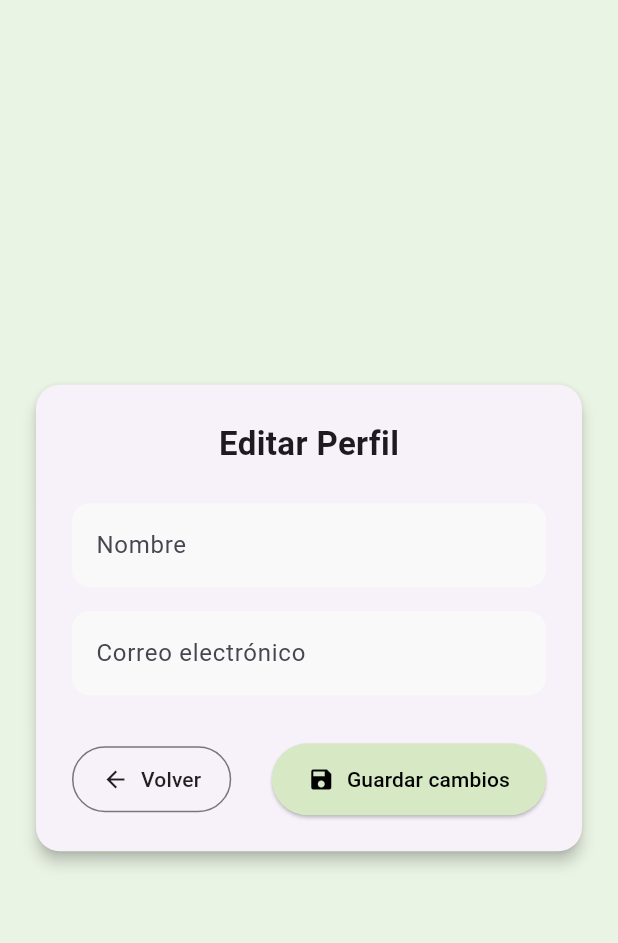
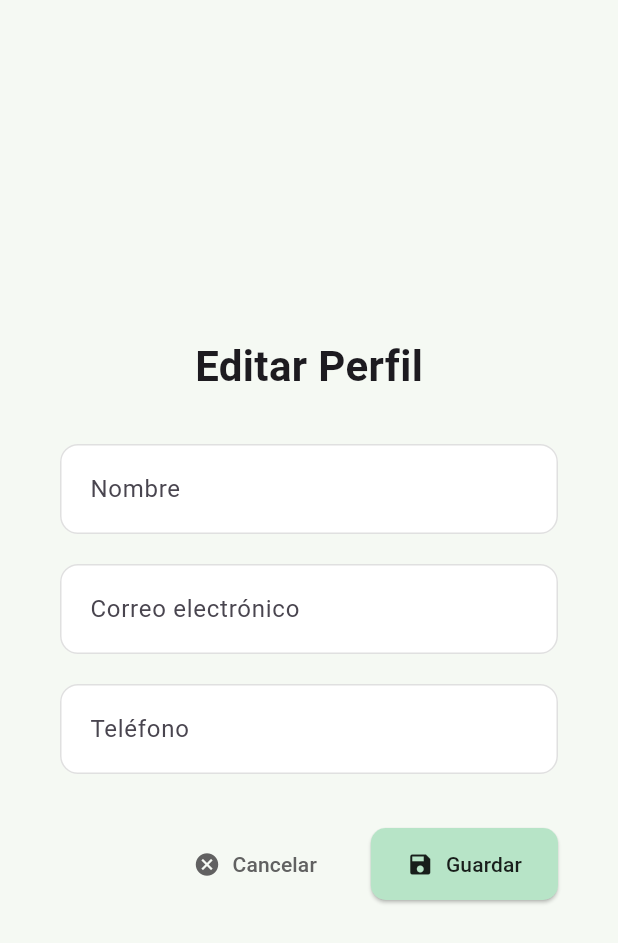
Before and after one commit to mrami8/Leafy_web_flutter, a Flutter app: the EditProfileScreen screen opened directly, on a phone screen of 412 x 824 dp. Shown: the top 943 px of the screen. Run offline on Flutter 3.47's test engine with Material 3 defaults, Android fonts, the light colour scheme and no system bars; our stand-ins replace image_picker, supabase_flutter, table_calendar; accounts and stored records are empty.

Commit message:
EditProfilePhoneV3

```diff
--- a/lib/providers/Profile/user_profile_provider.dart
+++ b/lib/providers/Profile/user_profile_provider.dart
@@ -2,64 +2,65 @@ import 'package:flutter/material.dart';
 import '../General/auth_provider.dart';
 import 'package:supabase_flutter/supabase_flutter.dart';
 
-// Provider que gestiona la información del perfil del usuario
 class UserProfileProvider extends ChangeNotifier {
   String _username = ''; // Nombre de usuario
   String _email = ''; // Email del usuario
+  String _telefono = ''; // Teléfono del usuario
   String _fotoPerfil = ''; // URL de la foto de perfil
   bool _isLoading = false; // Indicador de carga
 
-  // Getters públicos para acceder a los valores privados
+  // Getters públicos
   String get username => _username;
   String get email => _email;
+  String get telefono => _telefono;
   String get fotoPerfil => _fotoPerfil;
   bool get isLoading => _isLoading;
 
-  // Método para cargar los datos del perfil a partir del AuthProvider
+  // Cargar los datos del perfil desde AuthProvider
   void loadFromAuth(AuthProvider auth) {
     _isLoading = true;
-    notifyListeners(); // Notifica a la UI que está cargando
+    notifyListeners();
 
     final profile = auth.userProfile;
     if (profile != null) {
-      // Carga los valores desde el perfil
       _username = profile['nombre'] ?? 'Sin nombre';
       _email = profile['email'] ?? 'Sin email';
+      _telefono = profile['telefono'] ?? '';
       _fotoPerfil = profile['foto_perfil'] ?? '';
     } else {
       print("No se pudo cargar el perfil del usuario.");
     }
 
     _isLoading = false;
-    notifyListeners(); // Notifica a la UI que ha terminado la carga
+    notifyListeners();
   }
 
-  // Actualiza el nombre y email del usuario en Supabase y localmente
+  // Actualiza nombre, email y teléfono en Supabase y localmente
   Future<void> updateProfile({
     required String username,
     required String email,
+    required String telefono,
     required AuthProvider auth,
   }) async {
     final supabase = auth.supabase;
 
-    // Actualiza los datos del perfil en la tabla 'usuarios'
-    final result = await supabase
-        .from('usuarios')
-        .update({'nombre': username, 'email': email})
-        .eq('id', auth.user!.id); // Filtra por ID del usuario
+    await supabase.from('usuarios').update({
+      'nombre': username,
+      'email': email,
+      'telefono': telefono,
+    }).eq('id', auth.user!.id);
 
-    // Si el email fue modificado, también se actualiza en la sesión de Supabase Auth
     if (email != _email) {
       await supabase.auth.updateUser(UserAttributes(email: email));
     }
 
-    // Actualiza localmente los datos y notifica cambios
     _username = username;
     _email = email;
+    _telefono = telefono;
     notifyListeners();
   }
 
-  // Actualiza la contraseña del usuario autenticado
+  // Actualiza la contraseña
   Future<void> updatePassword(String newPassword, AuthProvider auth) async {
     final supabase = auth.supabase;
     if (auth.user != null) {
--- a/lib/screens/ProfileScreen/edit_profile_screen.dart
+++ b/lib/screens/ProfileScreen/edit_profile_screen.dart
@@ -3,34 +3,33 @@ import 'package:provider/provider.dart';
 import 'package:leafy_app_flutter/providers/Profile/user_profile_provider.dart';
 import 'package:leafy_app_flutter/providers/General/auth_provider.dart';
 
-/// Pantalla para editar el perfil del usuario
 class EditProfileScreen extends StatefulWidget {
   const EditProfileScreen({super.key});
 
   @override
-  _EditProfileScreenState createState() => _EditProfileScreenState();
+  State<EditProfileScreen> createState() => _EditProfileScreenState();
 }
 
 class _EditProfileScreenState extends State<EditProfileScreen> {
   final _formKey = GlobalKey<FormState>();
   late TextEditingController _usernameController;
   late TextEditingController _emailController;
+  late TextEditingController _telefonoController;
 
   @override
   void initState() {
     super.initState();
-
-    // Inicializa los controladores con los datos actuales del perfil
     final userProfile = Provider.of<UserProfileProvider>(context, listen: false);
     _usernameController = TextEditingController(text: userProfile.username);
     _emailController = TextEditingController(text: userProfile.email);
+    _telefonoController = TextEditingController(text: userProfile.telefono);
   }
 
   @override
   void dispose() {
-    // Limpieza de los controladores al destruir la pantalla
     _usernameController.dispose();
     _emailController.dispose();
+    _telefonoController.dispose();
     super.dispose();
   }
 
@@ -40,95 +39,94 @@ class _EditProfileScreenState extends State<EditProfileScreen> {
     final userProfileProvider = Provider.of<UserProfileProvider>(context);
 
     return Scaffold(
-      backgroundColor: const Color(0xFFEAF4E4),
+      backgroundColor: const Color(0xFFF5F9F3),
       body: Center(
         child: ConstrainedBox(
-          constraints: const BoxConstraints(maxWidth: 600),
-          child: Card(
-            elevation: 4,
-            shape: RoundedRectangleBorder(borderRadius: BorderRadius.circular(16)),
-            margin: const EdgeInsets.symmetric(horizontal: 24, vertical: 48),
+          constraints: const BoxConstraints(maxWidth: 700),
           child: Padding(
-              padding: const EdgeInsets.all(24.0),
-              child: Form(
+            padding: const EdgeInsets.all(40),
+            child: Column(
+              mainAxisAlignment: MainAxisAlignment.center,
+              children: [
+                const Text(
+                  'Editar Perfil',
+                  style: TextStyle(fontSize: 28, fontWeight: FontWeight.bold),
+                ),
+                const SizedBox(height: 32),
+                Form(
                   key: _formKey,
                   child: Column(
-                  mainAxisSize: MainAxisSize.min,
                     children: [
-                    // Título
-                    const Text(
-                      'Editar Perfil',
-                      style: TextStyle(fontSize: 22, fontWeight: FontWeight.bold),
+                      _buildTextField(
+                        controller: _usernameController,
+                        label: 'Nombre',
+                        validator: (value) =>
+                            value == null || value.isEmpty ? 'Ingresa un nombre' : null,
                       ),
-                    const SizedBox(height: 24),
-
-                    // Campo de nombre
-                    TextFormField(
-                      controller: _usernameController,
-                      decoration: _buildInputDecoration('Nombre'),
-                      validator: (value) =>
-                          value == null || value.isEmpty ? 'Por favor ingresa un nombre' : null,
-                    ),
-                    const SizedBox(height: 16),
-
-                    // Campo de correo
-                    TextFormField(
+                      const SizedBox(height: 20),
+                      _buildTextField(
                         controller: _emailController,
-                      decoration: _buildInputDecoration('Correo electrónico'),
+                        label: 'Correo electrónico',
+                        keyboardType: TextInputType.emailAddress,
                         validator: (value) {
                           if (value == null || value.isEmpty) {
-                          return 'Por favor ingresa un correo';
+                            return 'Ingresa un correo';
                           }
-                        if (!RegExp(r"^[a-zA-Z0-9._%+-]+@[a-zA-Z0-9.-]+\.[a-zA-Z]{2,}$")
-                            .hasMatch(value)) {
-                          return 'Por favor ingresa un correo válido';
+                          if (!RegExp(r'^[\w\.-]+@[\w\.-]+\.\w{2,4}$').hasMatch(value)) {
+                            return 'Correo no válido';
                           }
                           return null;
                         },
                       ),
-                    const SizedBox(height: 32),
-
-                    // Botones de acción
+                      const SizedBox(height: 20),
+                      _buildTextField(
+                        controller: _telefonoController,
+                        label: 'Teléfono',
+                        keyboardType: TextInputType.phone,
+                      ),
+                      const SizedBox(height: 36),
                       Row(
-                      mainAxisAlignment: MainAxisAlignment.spaceBetween,
+                        mainAxisAlignment: MainAxisAlignment.end,
                         children: [
-                        // Botón para volver atrás
-                        OutlinedButton.icon(
+                          TextButton.icon(
+                            icon: const Icon(Icons.cancel),
+                            label: const Text('Cancelar'),
                             onPressed: () => Navigator.pop(context),
-                          icon: const Icon(Icons.arrow_back),
-                          label: const Text("Volver"),
-                          style: OutlinedButton.styleFrom(
-                            foregroundColor: Colors.black87,
+                            style: TextButton.styleFrom(
+                              foregroundColor: Colors.grey[700],
                               padding: const EdgeInsets.symmetric(horizontal: 20, vertical: 12),
                             ),
                           ),
-
-                        // Botón para guardar los cambios
+                          const SizedBox(width: 16),
                           ElevatedButton.icon(
                             icon: const Icon(Icons.save),
-                          label: const Text('Guardar cambios'),
-                          style: ElevatedButton.styleFrom(
-                            backgroundColor: const Color(0xFFD6E8C4),
-                            foregroundColor: Colors.black,
-                            padding: const EdgeInsets.symmetric(horizontal: 24, vertical: 14),
-                          ),
+                            label: const Text('Guardar'),
                             onPressed: () async {
                               if (_formKey.currentState!.validate()) {
-                              // Llama al método para actualizar el perfil
                                 await userProfileProvider.updateProfile(
                                   username: _usernameController.text,
                                   email: _emailController.text,
+                                  telefono: _telefonoController.text,
                                   auth: authProvider,
                                 );
-                              Navigator.pop(context); // Vuelve atrás después de guardar
+                                Navigator.pop(context);
                               }
                             },
+                            style: ElevatedButton.styleFrom(
+                              backgroundColor: const Color(0xFFB7E4C7),
+                              foregroundColor: Colors.black87,
+                              padding: const EdgeInsets.symmetric(horizontal: 24, vertical: 14),
+                              shape: RoundedRectangleBorder(
+                                borderRadius: BorderRadius.circular(10),
+                              ),
+                            ),
                           ),
                         ],
                       ),
                     ],
                   ),
                 ),
+              ],
             ),
           ),
         ),
@@ -136,15 +134,33 @@ class _EditProfileScreenState extends State<EditProfileScreen> {
     );
   }
 
-  /// Función reutilizable para estilos de campos de texto
-  InputDecoration _buildInputDecoration(String label) {
-    return InputDecoration(
+  Widget _buildTextField({
+    required TextEditingController controller,
+    required String label,
+    TextInputType keyboardType = TextInputType.text,
+    String? Function(String?)? validator,
+  }) {
+    return TextFormField(
+      controller: controller,
+      keyboardType: keyboardType,
+      validator: validator,
+      decoration: InputDecoration(
         labelText: label,
         filled: true,
-      fillColor: const Color(0xFFF9F9F9),
+        fillColor: Colors.white,
+        contentPadding: const EdgeInsets.symmetric(horizontal: 16, vertical: 18),
         border: OutlineInputBorder(
           borderRadius: BorderRadius.circular(12),
-        borderSide: BorderSide.none,
+          borderSide: BorderSide(color: Colors.grey.shade300),
+        ),
+        enabledBorder: OutlineInputBorder(
+          borderRadius: BorderRadius.circular(12),
+          borderSide: BorderSide(color: Colors.grey.shade300),
+        ),
+        focusedBorder: OutlineInputBorder(
+          borderRadius: BorderRadius.circular(12),
+          borderSide: const BorderSide(color: Color(0xFF74C69D), width: 2),
+        ),
       ),
     );
   }
```
Lines whose indentation alone changed are shown as unchanged.
